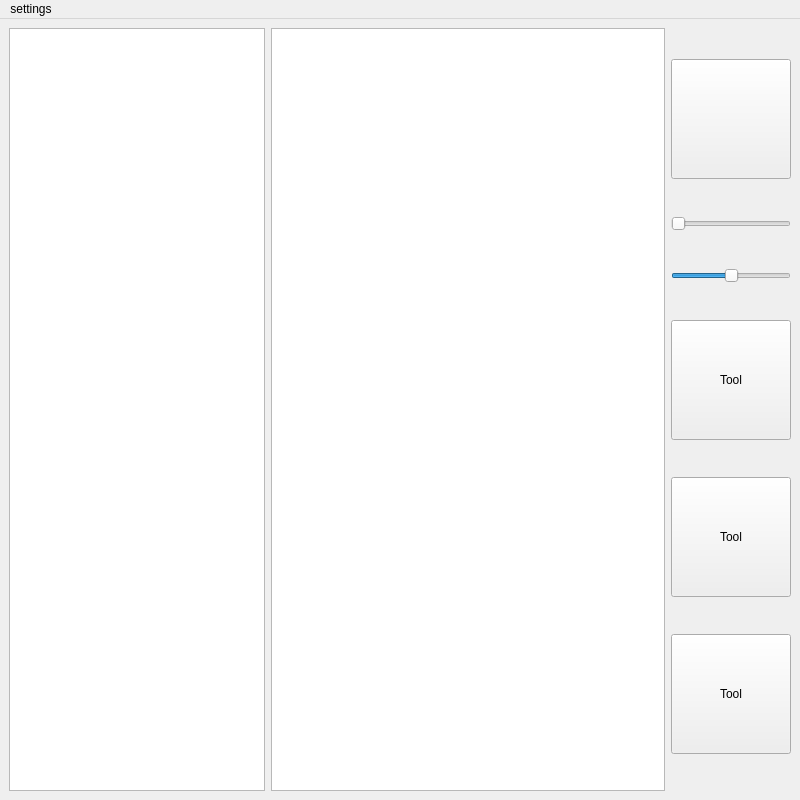
First picture: the form in mainwindow.ui, repository roazanas/cpp_creative_designerAWS, before the edit.
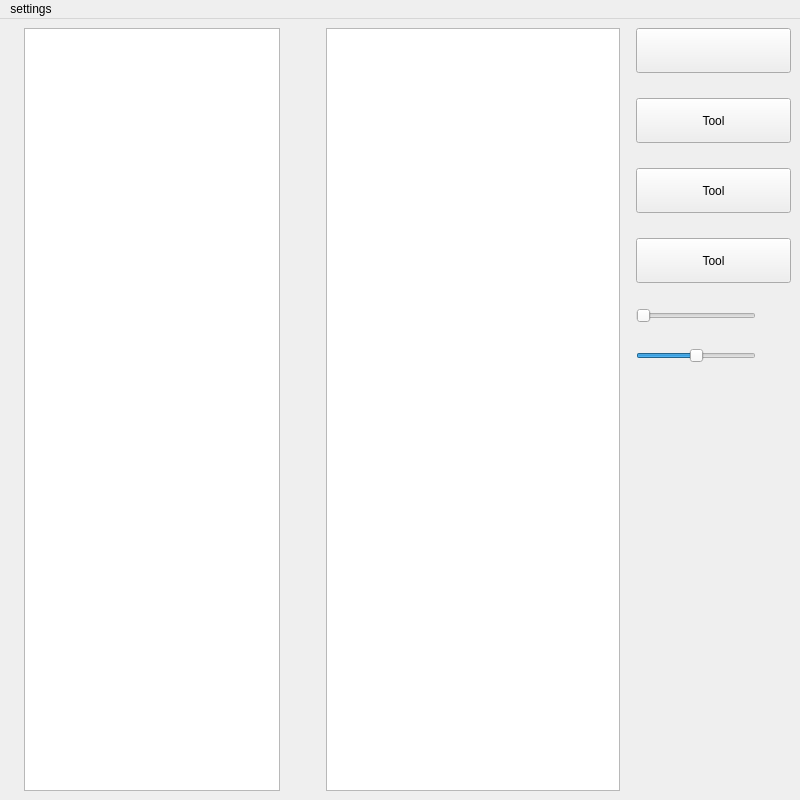
Second picture: the form after the edit. Icons and pictures are not drawn. Custom widgets are drawn as their Qt base class.

```diff
--- a/mainwindow.ui
+++ b/mainwindow.ui
@@ -32,6 +32,24 @@
   <widget class="QWidget" name="centralwidget">
    <layout class="QHBoxLayout" name="horizontalLayout">
     <item>
+     <layout class="QHBoxLayout" name="horizontalLayout_2">
+      <item>
+       <spacer name="horizontalSpacer_3">
+        <property name="orientation">
+         <enum>Qt::Horizontal</enum>
+        </property>
+        <property name="sizeType">
+         <enum>QSizePolicy::Preferred</enum>
+        </property>
+        <property name="sizeHint" stdset="0">
+         <size>
+          <width>15</width>
+          <height>20</height>
+         </size>
+        </property>
+       </spacer>
+      </item>
+      <item>
      <widget class="QPlainTextEdit" name="infoPlain">
       <property name="sizePolicy">
        <sizepolicy hsizetype="Fixed" vsizetype="Minimum">
@@ -62,6 +80,22 @@
       </property>
      </widget>
     </item>
+      <item>
+       <spacer name="horizontalSpacer_2">
+        <property name="orientation">
+         <enum>Qt::Horizontal</enum>
+        </property>
+        <property name="sizeType">
+         <enum>QSizePolicy::Preferred</enum>
+        </property>
+        <property name="sizeHint" stdset="0">
+         <size>
+          <width>40</width>
+          <height>20</height>
+         </size>
+        </property>
+       </spacer>
+      </item>
     <item>
      <widget class="CustomView" name="image">
       <property name="cursor" stdset="0">
@@ -69,100 +103,30 @@
       </property>
      </widget>
     </item>
-    <item>
-     <layout class="QGridLayout" name="gridLayout">
-      <item row="3" column="0">
-       <widget class="QPushButton" name="pushButton_3">
-        <property name="sizePolicy">
-         <sizepolicy hsizetype="Fixed" vsizetype="Fixed">
-          <horstretch>0</horstretch>
-          <verstretch>0</verstretch>
-         </sizepolicy>
-        </property>
-        <property name="minimumSize">
-         <size>
-          <width>120</width>
-          <height>120</height>
-         </size>
-        </property>
-        <property name="text">
-         <string>Tool</string>
-        </property>
-        <property name="checkable">
-         <bool>false</bool>
-        </property>
-       </widget>
-      </item>
-      <item row="1" column="0" alignment="Qt::AlignLeft">
-       <widget class="QSlider" name="noiseSlider">
-        <property name="sizePolicy">
-         <sizepolicy hsizetype="Fixed" vsizetype="Fixed">
-          <horstretch>0</horstretch>
-          <verstretch>0</verstretch>
-         </sizepolicy>
-        </property>
-        <property name="minimumSize">
-         <size>
-          <width>120</width>
-          <height>0</height>
-         </size>
-        </property>
-        <property name="maximum">
-         <number>100</number>
-        </property>
-        <property name="pageStep">
-         <number>5</number>
-        </property>
+     </layout>
+    </item>
+    <item>
+     <spacer name="horizontalSpacer">
         <property name="orientation">
          <enum>Qt::Horizontal</enum>
         </property>
-       </widget>
-      </item>
-      <item row="5" column="0">
-       <widget class="QPushButton" name="pushButton_5">
-        <property name="sizePolicy">
-         <sizepolicy hsizetype="Fixed" vsizetype="Fixed">
-          <horstretch>0</horstretch>
-          <verstretch>0</verstretch>
-         </sizepolicy>
-        </property>
-        <property name="minimumSize">
+      <property name="sizeType">
+       <enum>QSizePolicy::Preferred</enum>
+      </property>
+      <property name="sizeHint" stdset="0">
          <size>
-          <width>120</width>
-          <height>120</height>
-         </size>
-        </property>
-        <property name="text">
-         <string>Tool</string>
-        </property>
-        <property name="checkable">
-         <bool>false</bool>
-        </property>
-       </widget>
-      </item>
-      <item row="4" column="0">
-       <widget class="QPushButton" name="pushButton_4">
-        <property name="sizePolicy">
-         <sizepolicy hsizetype="Fixed" vsizetype="Fixed">
-          <horstretch>0</horstretch>
-          <verstretch>0</verstretch>
-         </sizepolicy>
-        </property>
-        <property name="minimumSize">
-         <size>
-          <width>120</width>
-          <height>120</height>
-         </size>
-        </property>
-        <property name="text">
-         <string>Tool</string>
-        </property>
-        <property name="checkable">
-         <bool>false</bool>
-        </property>
-       </widget>
-      </item>
-      <item row="0" column="0">
+        <width>10</width>
+        <height>20</height>
+       </size>
+      </property>
+     </spacer>
+    </item>
+    <item>
+     <layout class="QVBoxLayout" name="verticalLayout">
+      <property name="spacing">
+       <number>25</number>
+      </property>
+      <item>
        <widget class="QPushButton" name="loadButton">
         <property name="sizePolicy">
          <sizepolicy hsizetype="Fixed" vsizetype="Fixed">
@@ -172,8 +136,8 @@
         </property>
         <property name="minimumSize">
          <size>
-          <width>120</width>
-          <height>120</height>
+          <width>155</width>
+          <height>45</height>
          </size>
         </property>
         <property name="text">
@@ -185,8 +149,8 @@
         </property>
         <property name="iconSize">
          <size>
-          <width>100</width>
-          <height>100</height>
+          <width>50</width>
+          <height>40</height>
          </size>
         </property>
         <property name="shortcut">
@@ -206,7 +170,112 @@
         </property>
        </widget>
       </item>
-      <item row="2" column="0">
+      <item>
+       <widget class="QPushButton" name="pushButton_4">
+        <property name="sizePolicy">
+         <sizepolicy hsizetype="Fixed" vsizetype="Fixed">
+          <horstretch>0</horstretch>
+          <verstretch>0</verstretch>
+         </sizepolicy>
+        </property>
+        <property name="minimumSize">
+         <size>
+          <width>155</width>
+          <height>45</height>
+         </size>
+        </property>
+        <property name="text">
+         <string>Tool</string>
+        </property>
+        <property name="checkable">
+         <bool>false</bool>
+        </property>
+       </widget>
+      </item>
+      <item>
+       <widget class="QPushButton" name="pushButton_5">
+        <property name="sizePolicy">
+         <sizepolicy hsizetype="Fixed" vsizetype="Fixed">
+          <horstretch>0</horstretch>
+          <verstretch>0</verstretch>
+         </sizepolicy>
+        </property>
+        <property name="minimumSize">
+         <size>
+          <width>155</width>
+          <height>45</height>
+         </size>
+        </property>
+        <property name="text">
+         <string>Tool</string>
+        </property>
+        <property name="checkable">
+         <bool>false</bool>
+        </property>
+       </widget>
+      </item>
+      <item>
+       <widget class="QPushButton" name="pushButton_3">
+        <property name="sizePolicy">
+         <sizepolicy hsizetype="Fixed" vsizetype="Fixed">
+          <horstretch>0</horstretch>
+          <verstretch>0</verstretch>
+         </sizepolicy>
+        </property>
+        <property name="minimumSize">
+         <size>
+          <width>155</width>
+          <height>45</height>
+         </size>
+        </property>
+        <property name="text">
+         <string>Tool</string>
+        </property>
+        <property name="checkable">
+         <bool>false</bool>
+        </property>
+       </widget>
+      </item>
+      <item>
+       <layout class="QFormLayout" name="formLayout">
+        <property name="fieldGrowthPolicy">
+         <enum>QFormLayout::FieldsStayAtSizeHint</enum>
+        </property>
+        <property name="rowWrapPolicy">
+         <enum>QFormLayout::WrapAllRows</enum>
+        </property>
+        <property name="horizontalSpacing">
+         <number>0</number>
+        </property>
+        <property name="verticalSpacing">
+         <number>25</number>
+        </property>
+        <item row="0" column="0">
+         <widget class="QSlider" name="noiseSlider">
+          <property name="sizePolicy">
+           <sizepolicy hsizetype="Fixed" vsizetype="Fixed">
+            <horstretch>0</horstretch>
+            <verstretch>0</verstretch>
+           </sizepolicy>
+          </property>
+          <property name="minimumSize">
+           <size>
+            <width>120</width>
+            <height>0</height>
+           </size>
+          </property>
+          <property name="maximum">
+           <number>100</number>
+          </property>
+          <property name="pageStep">
+           <number>5</number>
+          </property>
+          <property name="orientation">
+           <enum>Qt::Horizontal</enum>
+          </property>
+         </widget>
+        </item>
+        <item row="1" column="0">
        <widget class="QSlider" name="saturationSlider">
         <property name="sizePolicy">
          <sizepolicy hsizetype="Fixed" vsizetype="Fixed">
@@ -246,6 +315,8 @@
      </layout>
     </item>
    </layout>
+    </item>
+   </layout>
   </widget>
   <widget class="QMenuBar" name="menuBar">
    <property name="geometry">
```
Left out of the diff: 2 changed lines with no effect on the pictures. Lines whose indentation alone changed are shown as unchanged.
